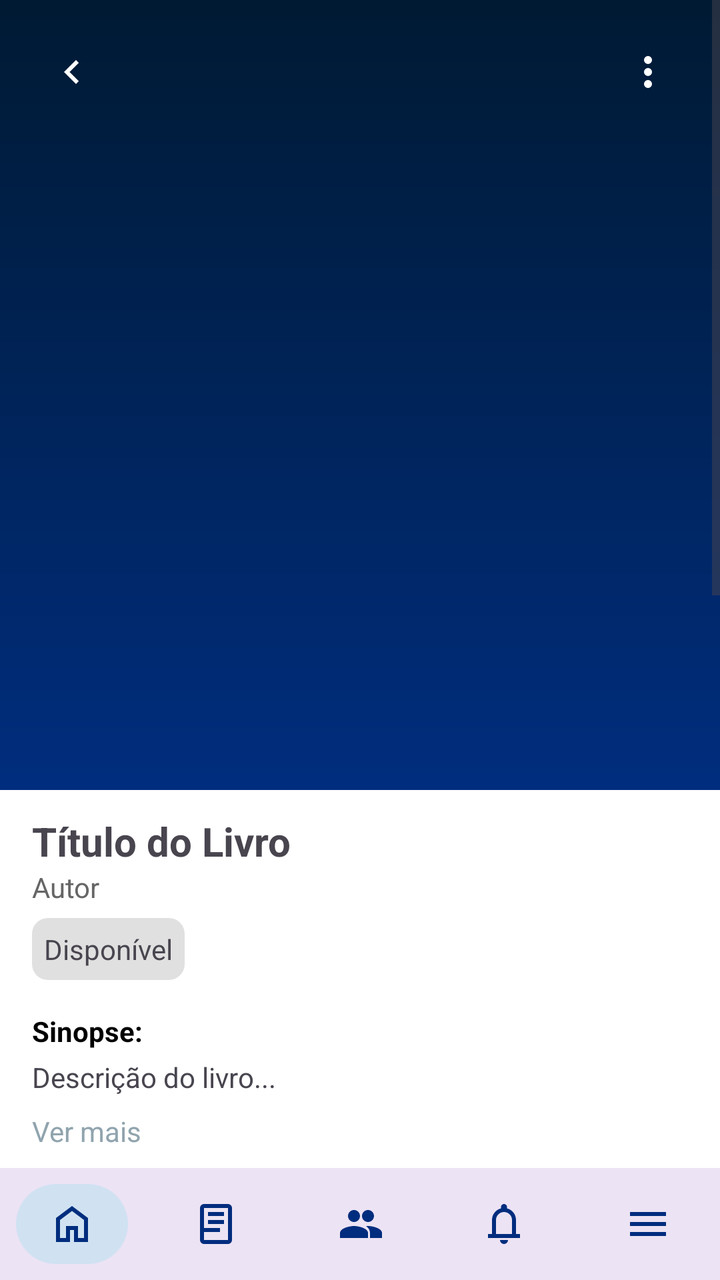
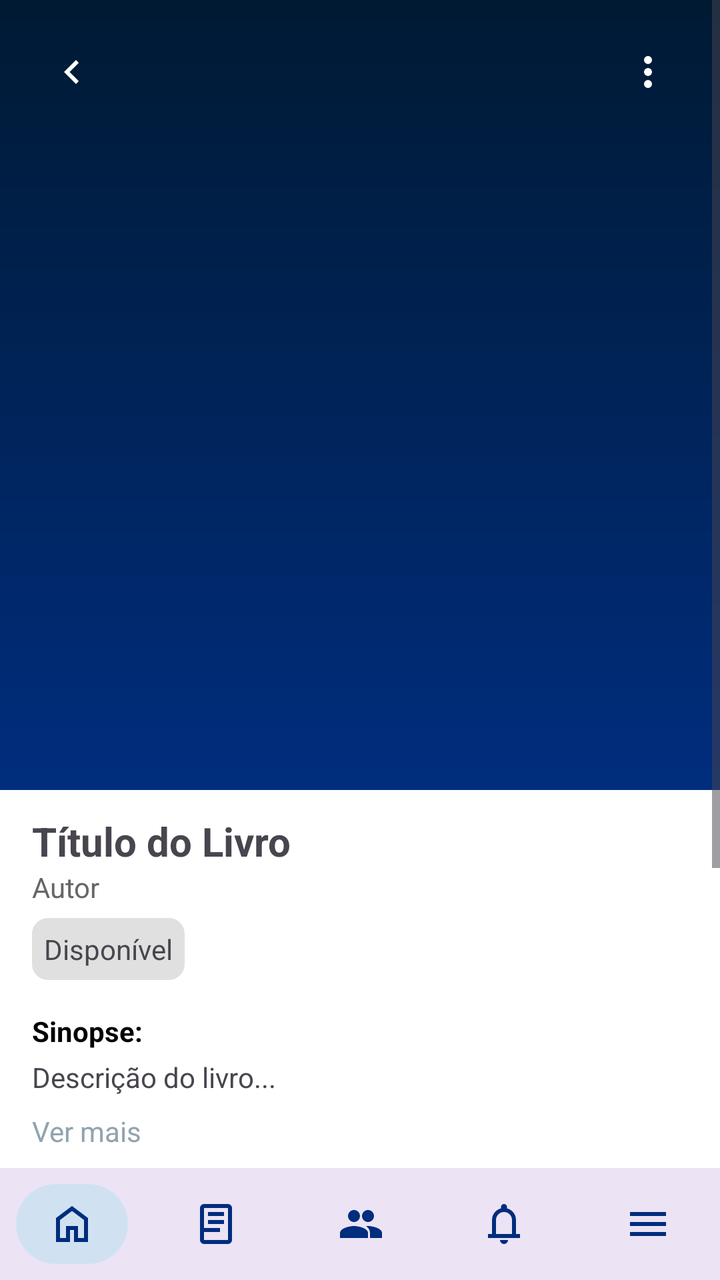

Compare the two renders of this Android layout. The source of the first and the diff that turns it into the second are given below.
<!-- AndroidManifest.xml: application theme Theme.Bibliotecaapp -->
<!-- res/layout/tela_admin_livro.xml -->
<?xml version="1.0" encoding="utf-8"?>
<LinearLayout
    xmlns:android="http://schemas.android.com/apk/res/android"
    xmlns:app="http://schemas.android.com/apk/res-auto"
    xmlns:tools="http://schemas.android.com/tools"
    android:id="@+id/main"
    android:layout_width="match_parent"
    android:layout_height="match_parent"
    android:orientation="vertical"
    android:background="#FFFFFF">

    
    <ScrollView
        android:layout_width="match_parent"
        android:layout_height="0dp"
        android:layout_weight="1">

        <LinearLayout
            android:layout_width="match_parent"
            android:layout_height="wrap_content"
            android:orientation="vertical">

            
            <androidx.constraintlayout.widget.ConstraintLayout
                android:layout_width="match_parent"
                android:layout_height="395dp"
                android:background="@drawable/background_header">

                
                <ImageButton
                    android:id="@+id/btnVoltar"
                    android:layout_width="40dp"
                    android:layout_height="40dp"
                    android:layout_margin="16dp"
                    android:background="?attr/selectableItemBackgroundBorderless"
                    android:src="@drawable/ic_leftarrow"
                    app:layout_constraintStart_toStartOf="parent"
                    app:layout_constraintTop_toTopOf="parent" />

                
                <ImageButton
                    android:id="@+id/btnMenuOpcoes"
                    android:layout_width="40dp"
                    android:layout_height="40dp"
                    android:layout_margin="16dp"
                    android:background="?attr/selectableItemBackgroundBorderless"
                    android:src="@drawable/ic_trespontos"
                    app:layout_constraintEnd_toEndOf="parent"
                    app:layout_constraintTop_toTopOf="parent"
                    app:tint="@android:color/white" />

                
                <ImageView
                    android:id="@+id/imgCapa"
                    android:layout_width="140dp"
                    android:layout_height="200dp"
                    android:scaleType="centerCrop"
                    app:layout_constraintBottom_toBottomOf="parent"
                    app:layout_constraintEnd_toEndOf="parent"
                    app:layout_constraintStart_toStartOf="parent"
                    app:layout_constraintTop_toTopOf="parent" />

            </androidx.constraintlayout.widget.ConstraintLayout>

            
            <TextView
                android:id="@+id/txtTitulo"
                android:layout_width="match_parent"
                android:layout_height="wrap_content"
                android:text="Título do Livro"
                android:textStyle="bold"
                android:textSize="20sp"
                android:paddingStart="16dp"
                android:paddingTop="12dp"/>

            
            <TextView
                android:id="@+id/txtAutor"
                android:layout_width="match_parent"
                android:layout_height="wrap_content"
                android:text="Autor"
                android:textColor="#666"
                android:paddingStart="16dp"/>

            
            <TextView
                android:id="@+id/txtStatus"
                android:layout_width="wrap_content"
                android:layout_height="wrap_content"
                android:text="Disponível"
                android:padding="6dp"
                android:layout_marginStart="16dp"
                android:layout_marginTop="6dp"
                android:background="@drawable/bg_status"/>


            
            <TextView
                android:layout_width="match_parent"
                android:layout_height="wrap_content"
                android:text="Sinopse:"
                android:textStyle="bold"
                android:paddingStart="16dp"
                android:paddingTop="16dp"
                android:paddingEnd="16dp"
                android:textColor="@android:color/black"/>

            <TextView
                android:id="@+id/txtDescricao"
                android:layout_width="match_parent"
                android:layout_height="wrap_content"
                android:text="Descrição do livro..."
                android:maxLines="4"
                android:ellipsize="end"
                android:paddingStart="16dp"
                android:paddingEnd="16dp"
                android:paddingTop="4dp"
                android:paddingBottom="8dp"/>
            


            <TextView
                android:id="@+id/btnVerMais"
                android:layout_width="wrap_content"
                android:layout_height="wrap_content"
                android:text="Ver mais"
                android:textColor="@color/padrao_app"
                android:paddingStart="16dp"/>

            <include
                android:id="@+id/layoutResumo"
                layout="@layout/layout_resumo_avaliacao" />

            
            <include
                android:id="@+id/avaliacao1"
                layout="@layout/item_admin_avaliacao" />

            <include
                android:id="@+id/avaliacao2"
                layout="@layout/item_admin_avaliacao" />

            
            <TextView
                android:id="@+id/txtSemAvaliacoes"
                android:layout_width="match_parent"
                android:layout_height="wrap_content"
                android:text="Nenhuma avaliação ainda."
                android:padding="16dp"
                android:visibility="gone"/>

            <LinearLayout
                android:layout_width="match_parent"
                android:layout_height="wrap_content"
                android:orientation="horizontal"
                android:layout_marginHorizontal="16dp"
                android:layout_marginTop="8dp"
                android:layout_marginBottom="8dp">

                
                <View
                    android:layout_width="0dp"
                    android:layout_height="0dp"
                    android:layout_weight="1" />

                <Button
                    android:id="@+id/btnVerAvaliacoes"
                    android:layout_width="0dp"
                    android:layout_height="wrap_content"
                    android:layout_weight="1"
                    android:backgroundTint="@color/padrao_app"
                    android:text="Ver mais avaliações"
                    android:textColor="#FFFFFF" />

            </LinearLayout>

        </LinearLayout>
    </ScrollView>


    
    <include layout="@layout/navbar_admin_layout"/>
</LinearLayout>
<!-- res/layout/layout_resumo_avaliacao.xml (included above) -->
<?xml version="1.0" encoding="utf-8"?>
<LinearLayout xmlns:android="http://schemas.android.com/apk/res/android"
    android:layout_width="match_parent"
    android:layout_height="wrap_content"
    android:orientation="vertical"
    android:padding="16dp">

    <RelativeLayout
        android:layout_width="match_parent"
        android:layout_height="wrap_content"
        android:layout_marginBottom="8dp">

        <TextView
            android:id="@+id/lblTituloAvaliacoes"
            android:layout_width="wrap_content"
            android:layout_height="wrap_content"
            android:text="Avaliações"
            android:textSize="18sp"
            android:textColor="#000000"
            android:textStyle="bold"
            android:layout_alignParentStart="true"/>

        <TextView
            android:id="@+id/txtTotalAvaliacoes"
            android:layout_width="wrap_content"
            android:layout_height="wrap_content"
            android:text="(0 avaliações)"
            android:textColor="#555555"
            android:layout_alignParentEnd="true"
            android:layout_alignBaseline="@id/lblTituloAvaliacoes"/>
    </RelativeLayout>

    <LinearLayout
        android:layout_width="match_parent"
        android:layout_height="wrap_content"
        android:orientation="horizontal"
        android:background="@drawable/bg_moldura_avaliacao"
        android:padding="16dp"
        android:gravity="center_vertical">

        <TextView
            android:id="@+id/txtMedia"
            android:layout_width="wrap_content"
            android:layout_height="wrap_content"
            android:text="0.0"
            android:textSize="32sp"
            android:textColor="#000000"
            android:textStyle="bold"
            android:layout_marginEnd="24dp"/>

        <TextView
            android:id="@+id/txtEstrelasMedia"
            android:layout_width="wrap_content"
            android:layout_height="wrap_content"
            android:text="☆☆☆☆☆"
            android:textSize="24sp" />

    </LinearLayout>

</LinearLayout>
<!-- res/layout/item_admin_avaliacao.xml (included above) -->
<?xml version="1.0" encoding="utf-8"?>
<LinearLayout
    xmlns:android="http://schemas.android.com/apk/res/android"
    xmlns:app="http://schemas.android.com/apk/res-auto"
    android:layout_width="match_parent"
    android:layout_height="wrap_content"
    android:orientation="vertical"
    android:padding="16dp"
    android:background="@drawable/bg_comentario"
    android:layout_margin="8dp">

    
    <LinearLayout
        android:layout_width="match_parent"
        android:layout_height="wrap_content"
        android:orientation="horizontal">

        <TextView
            android:id="@+id/txtNomeUsuario"
            android:layout_width="0dp"
            android:layout_height="wrap_content"
            android:layout_weight="1"
            android:text="Usuário"
            android:textStyle="bold"/>

        <TextView
            android:id="@+id/txtData"
            android:layout_width="wrap_content"
            android:layout_height="wrap_content"
            android:text="24/07/2025"
            android:textColor="#777"
            android:textSize="12sp"/>
    </LinearLayout>

    
    <TextView
        android:id="@+id/txtEstrelas"
        android:layout_width="wrap_content"
        android:layout_height="wrap_content"
        android:text="⭐⭐⭐⭐☆"
        android:textSize="14sp"
        android:layout_marginTop="4dp"/>

    
    <TextView
        android:id="@+id/txtTituloAvaliacao"
        android:layout_width="match_parent"
        android:layout_height="wrap_content"
        android:text="Título da Avaliação"
        android:textStyle="bold"
        android:textColor="#000"
        android:layout_marginTop="8dp"/>

    
    <TextView
        android:id="@+id/txtComentario"
        android:layout_width="match_parent"
        android:layout_height="wrap_content"
        android:text="Esse é um resenha..."
        android:textColor="#555"
        android:layout_marginTop="4dp"/>

    
    <RelativeLayout
        android:layout_width="match_parent"
        android:layout_height="wrap_content"
        android:layout_marginTop="12dp">

        <ImageButton
            android:id="@+id/btnCurtir"
            android:layout_width="28dp"
            android:layout_height="28dp"
            android:layout_alignParentStart="true"
            android:layout_centerVertical="true"
            android:background="?attr/selectableItemBackgroundBorderless"
            android:src="@drawable/ic_heart"
            android:scaleType="fitCenter"/>

        <TextView
            android:id="@+id/txtCurtidas"
            android:layout_width="wrap_content"
            android:layout_height="wrap_content"
            android:layout_toEndOf="@id/btnCurtir"
            android:layout_centerVertical="true"
            android:layout_marginStart="4dp"
            android:text="0"
            android:textColor="#555"
            android:textSize="12sp"/>

        
        <ImageButton
            android:id="@+id/btnMenu"
            android:layout_width="28dp"
            android:layout_height="28dp"
            android:layout_alignParentEnd="true"
            android:background="?attr/selectableItemBackgroundBorderless"
            android:src="@drawable/ic_trespontos"
            app:tint="@android:color/black"/>
    </RelativeLayout>

</LinearLayout>
<!-- res/layout/navbar_admin_layout.xml (included above) -->
<?xml version="1.0" encoding="utf-8"?>
<com.google.android.material.bottomnavigation.BottomNavigationView
    xmlns:android="http://schemas.android.com/apk/res/android"
    xmlns:app="http://schemas.android.com/apk/res-auto"
    android:id="@+id/bottomNavAdmin"
    style="@style/NavBar"
    android:layout_width="match_parent"
    android:layout_height="wrap_content"
    app:menu="@menu/admin_bottom_menu"/>
<!-- resources referenced by this layout -->
<resources>
  <color name="padrao_app">#90A4AE</color>
  <!-- drawable background_header (drawable) -->
  <?xml version="1.0" encoding="utf-8"?>
  <shape xmlns:android="http://schemas.android.com/apk/res/android">
  
      <gradient
          android:type="linear"
          android:angle="270"
          android:startColor="#001A33"
          android:endColor="#002D7E" />
  
      <corners android:radius="0dp" />
  
  </shape>
  <!-- drawable bg_comentario (drawable) -->
  <shape xmlns:android="http://schemas.android.com/apk/res/android">
      <solid android:color="#FFFFFF"/>
      <corners android:radius="12dp"/>
      <stroke android:width="1dp" android:color="#DDD"/>
  </shape>
  <!-- drawable bg_moldura_avaliacao (drawable) -->
  <?xml version="1.0" encoding="utf-8"?>
  <shape xmlns:android="http://schemas.android.com/apk/res/android">
      <solid android:color="#FFFFFF"/>
      <corners android:radius="20dp"/>
      <stroke android:width="2.5dp" android:color="#333333"/>
  </shape>
  <!-- drawable bg_status (drawable) -->
  <?xml version="1.0" encoding="utf-8"?>
  <shape xmlns:android="http://schemas.android.com/apk/res/android">
      <solid android:color="#E0E0E0"/>
      <corners android:radius="8dp"/>
  </shape>
  <!-- drawable ic_heart (drawable) -->
  <vector xmlns:android="http://schemas.android.com/apk/res/android"
      android:height="42dp"
      android:viewportHeight="32"
      android:viewportWidth="32"
      android:width="42dp">
  
      <path
          android:fillColor="#00000000"
          android:strokeColor="#000000"
          android:strokeLineJoin="round"
          android:strokeWidth="2"
          android:pathData="M28.343,17.48L16,29L3.657,17.48C1.962,15.898 1,13.684 1,11.365v0C1,6.745 4.745,3 9.365,3h0.17c2.219,0 4.346,0.881 5.915,2.45L16,6l0.55,-0.55C18.119,3.881 20.246,3 22.465,3h0.17C27.255,3 31,6.745 31,11.365v0C31,13.684 30.038,15.898 28.343,17.48z"/>
  
  </vector>
  <!-- drawable ic_leftarrow (drawable) -->
  <vector xmlns:android="http://schemas.android.com/apk/res/android"
      android:width="24dp"
      android:height="24dp"
      android:viewportWidth="960"
      android:viewportHeight="960">
    <path
        android:pathData="M560,720 L320,480l240,-240 56,56 -184,184 184,184 -56,56Z"
        android:fillColor="#FFFFFF"/>
  </vector>
  <!-- drawable ic_trespontos (drawable) -->
  <vector xmlns:android="http://schemas.android.com/apk/res/android"
      android:width="24dp"
      android:height="24dp"
      android:viewportWidth="960"
      android:viewportHeight="960">
    <path
        android:pathData="M480,800q-33,0 -56.5,-23.5T400,720q0,-33 23.5,-56.5T480,640q33,0 56.5,23.5T560,720q0,33 -23.5,56.5T480,800ZM480,560q-33,0 -56.5,-23.5T400,480q0,-33 23.5,-56.5T480,400q33,0 56.5,23.5T560,480q0,33 -23.5,56.5T480,560ZM480,320q-33,0 -56.5,-23.5T400,240q0,-33 23.5,-56.5T480,160q33,0 56.5,23.5T560,240q0,33 -23.5,56.5T480,320Z"
        android:fillColor="#e3e3e3"/>
  </vector>
  <style name="NavBar" parent="Widget.MaterialComponents.BottomNavigationView">
          <item name="itemBackground">@drawable/nav_item_background</item>
          <item name="itemRippleColor">@android:color/transparent</item>
          <item name="itemIconTint">#002D7E</item>
          <item name="itemTextColor">@null</item>
          <item name="labelVisibilityMode">unlabeled</item>
      </style>
  <style name="Theme.Bibliotecaapp" parent="Base.Theme.Bibliotecaapp" />
  <style name="Base.Theme.Bibliotecaapp" parent="Theme.Material3.DayNight.NoActionBar">
          
          
      </style>
  <!-- unchanged entries left out for length: 1 -->
</resources>

<!-- the commit's change to res/layout/tela_admin_livro.xml (unified diff, before → after) -->
@@ -134,11 +134,18 @@
             
             <include
                 android:id="@+id/avaliacao1"
-                layout="@layout/item_admin_avaliacao" />
+                layout="@layout/item_admin_avaliacao"
+                android:visibility="gone" />
 
             <include
                 android:id="@+id/avaliacao2"
-                layout="@layout/item_admin_avaliacao" />
+                layout="@layout/item_admin_avaliacao"
+                android:visibility="gone" />
+
+            <include
+                android:id="@+id/avaliacao3"
+                layout="@layout/item_admin_avaliacao"
+                android:visibility="gone" />
 
             
             <TextView
